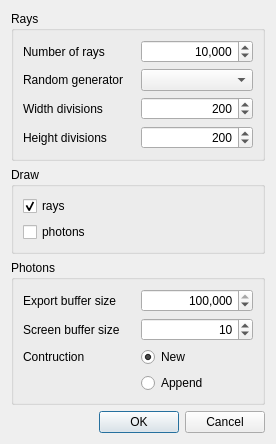
Old version of the form source/application/run/RayOptionsDialog.ui in the repository CST-Modelling-Tools/TonatiuhPP.
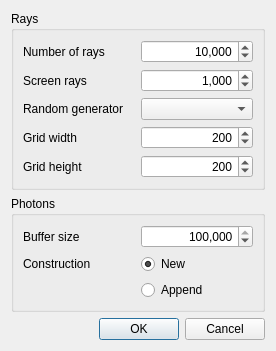
New version of the form.

What changed in the file:
```diff
--- a/source/application/run/RayOptionsDialog.ui
+++ b/source/application/run/RayOptionsDialog.ui
@@ -7,7 +7,7 @@
     <x>0</x>
     <y>0</y>
     <width>276</width>
-    <height>388</height>
+    <height>315</height>
    </rect>
   </property>
   <property name="windowTitle">
@@ -20,13 +20,6 @@
       <string>Rays</string>
      </property>
      <layout class="QGridLayout" name="settingsLayout">
-      <item row="0" column="0">
-       <widget class="QLabel" name="raysNumberLabel">
-        <property name="text">
-         <string>Number of rays</string>
-        </property>
-       </widget>
-      </item>
       <item row="0" column="1">
        <widget class="QSpinBox" name="raysNumberSpin">
         <property name="alignment">
@@ -56,35 +49,6 @@
         </property>
        </widget>
       </item>
-      <item row="2" column="1">
-       <widget class="QComboBox" name="raysRandomFactoryCombo"/>
-      </item>
-      <item row="6" column="1">
-       <widget class="QSpinBox" name="raysPlaneHeightSpin">
-        <property name="alignment">
-         <set>Qt::AlignRight|Qt::AlignTrailing|Qt::AlignVCenter</set>
-        </property>
-        <property name="minimum">
-         <number>1</number>
-        </property>
-        <property name="maximum">
-         <number>5000</number>
-        </property>
-        <property name="singleStep">
-         <number>50</number>
-        </property>
-        <property name="value">
-         <number>200</number>
-        </property>
-       </widget>
-      </item>
-      <item row="6" column="0">
-       <widget class="QLabel" name="raysPlaneHeightLabel">
-        <property name="text">
-         <string>Height divisions</string>
-        </property>
-       </widget>
-      </item>
       <item row="5" column="1">
        <widget class="QSpinBox" name="raysPlaneWidthSpin">
         <property name="alignment">
@@ -104,36 +68,69 @@
         </property>
        </widget>
       </item>
+      <item row="6" column="0">
+       <widget class="QLabel" name="raysPlaneHeightLabel">
+        <property name="text">
+         <string>Grid height</string>
+        </property>
+       </widget>
+      </item>
       <item row="5" column="0">
        <widget class="QLabel" name="raysPlaneWidthLabel">
         <property name="text">
-         <string>Width divisions</string>
+         <string>Grid width</string>
         </property>
        </widget>
       </item>
-     </layout>
-    </widget>
-   </item>
-   <item>
-    <widget class="QGroupBox" name="drawGroup">
-     <property name="title">
-      <string>Draw</string>
-     </property>
-     <layout class="QGridLayout" name="drawLayout">
       <item row="0" column="0">
-       <widget class="QCheckBox" name="drawRaysCheck">
+       <widget class="QLabel" name="raysNumberLabel">
         <property name="text">
-         <string>rays</string>
+         <string>Number of rays</string>
         </property>
-        <property name="checked">
+       </widget>
+      </item>
+      <item row="6" column="1">
+       <widget class="QSpinBox" name="raysPlaneHeightSpin">
+        <property name="alignment">
+         <set>Qt::AlignRight|Qt::AlignTrailing|Qt::AlignVCenter</set>
+        </property>
+        <property name="minimum">
+         <number>1</number>
+        </property>
+        <property name="maximum">
+         <number>5000</number>
+        </property>
+        <property name="singleStep">
+         <number>50</number>
+        </property>
+        <property name="value">
+         <number>200</number>
+        </property>
+       </widget>
+      </item>
+      <item row="2" column="1">
+       <widget class="QComboBox" name="raysRandomFactoryCombo"/>
+      </item>
+      <item row="1" column="1">
+       <widget class="QSpinBox" name="raysScreenSpin">
+        <property name="alignment">
+         <set>Qt::AlignRight|Qt::AlignTrailing|Qt::AlignVCenter</set>
+        </property>
+        <property name="showGroupSeparator" stdset="0">
          <bool>true</bool>
         </property>
+        <property name="maximum">
+         <number>1000000</number>
+        </property>
+        <property name="value">
+         <number>1000</number>
+        </property>
        </widget>
       </item>
       <item row="1" column="0">
-       <widget class="QCheckBox" name="drawPhotonsCheck">
+       <widget class="QLabel" name="raysScreenLabel">
         <property name="text">
-         <string>photons</string>
+         <string>Screen rays</string>
         </property>
        </widget>
       </item>
@@ -188,43 +185,33 @@
       <item row="0" column="0">
        <widget class="QLabel" name="photonBufferSizeLabel">
         <property name="text">
-         <string>Export buffer size</string>
+         <string>Buffer size</string>
         </property>
        </widget>
       </item>
       <item row="2" column="0">
        <widget class="QLabel" name="photonBufferLabel">
         <property name="text">
-         <string>Contruction</string>
-        </property>
-       </widget>
-      </item>
-      <item row="1" column="0">
-       <widget class="QLabel" name="photonDisplayLabel">
-        <property name="text">
-         <string>Screen buffer size</string>
-        </property>
-       </widget>
-      </item>
-      <item row="1" column="1">
-       <widget class="QSpinBox" name="photonDisplaySpin">
-        <property name="alignment">
-         <set>Qt::AlignRight|Qt::AlignTrailing|Qt::AlignVCenter</set>
-        </property>
-        <property name="showGroupSeparator" stdset="0">
-         <bool>true</bool>
-        </property>
-        <property name="maximum">
-         <number>100000</number>
-        </property>
-        <property name="value">
-         <number>10</number>
+         <string>Construction</string>
         </property>
        </widget>
       </item>
      </layout>
     </widget>
    </item>
+   <item>
+    <spacer name="verticalSpacer">
+     <property name="orientation">
+      <enum>Qt::Vertical</enum>
+     </property>
+     <property name="sizeHint" stdset="0">
+      <size>
+       <width>20</width>
+       <height>40</height>
+      </size>
+     </property>
+    </spacer>
+   </item>
    <item>
     <widget class="QDialogButtonBox" name="buttonBox">
      <property name="standardButtons">
```
Left out of the diff: 2 changed lines with no effect on the pictures.
